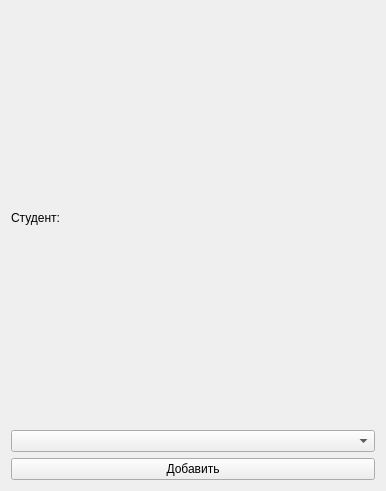
First picture: the form in ElectronicJournal/addcompgroup.ui, repository MariyaMari/myJournal, before the edit.
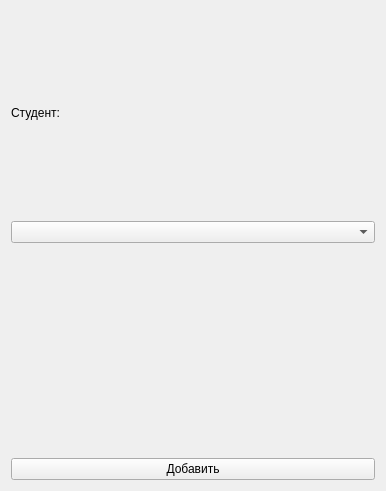
Second picture: the form after the edit.

Patch:
```diff
--- a/ElectronicJournal/addcompgroup.ui
+++ b/ElectronicJournal/addcompgroup.ui
@@ -26,6 +26,13 @@
      <item>
       <widget class="QComboBox" name="comboBox"/>
      </item>
+     <item>
+      <widget class="QLabel" name="label_2">
+       <property name="text">
+        <string/>
+       </property>
+      </widget>
+     </item>
      <item>
       <widget class="QPushButton" name="pushButton">
        <property name="text">
```
